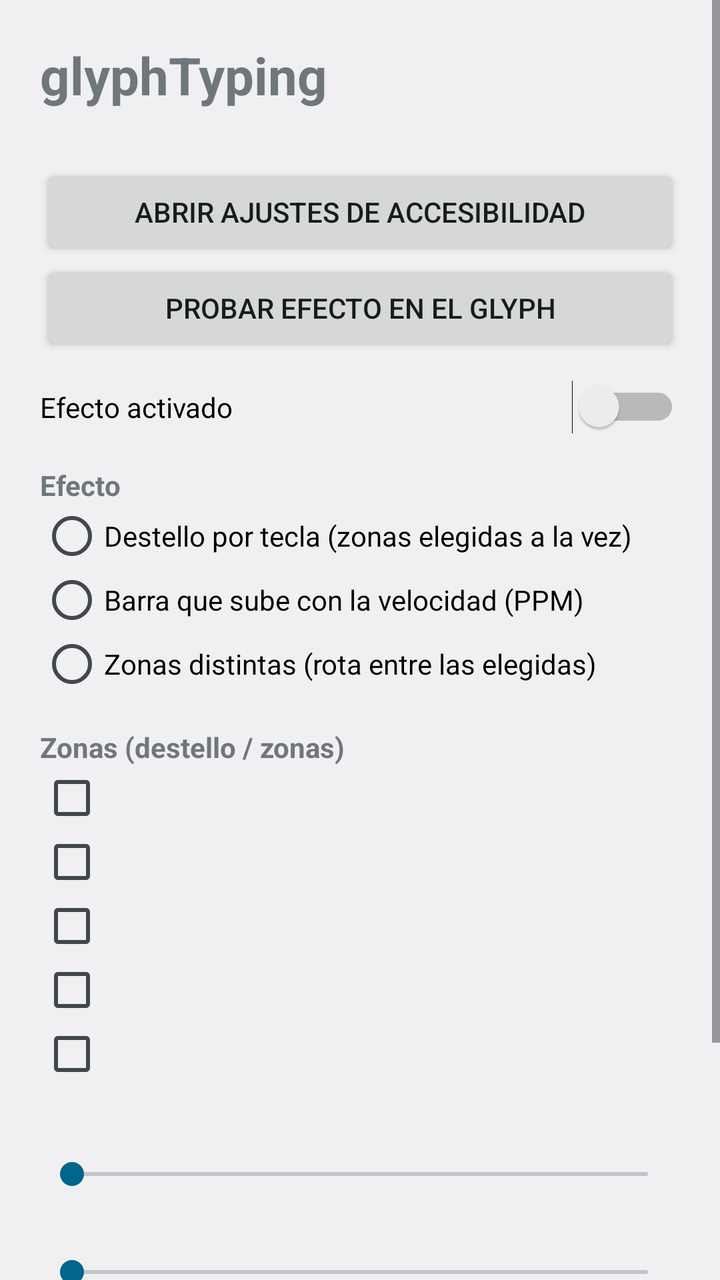
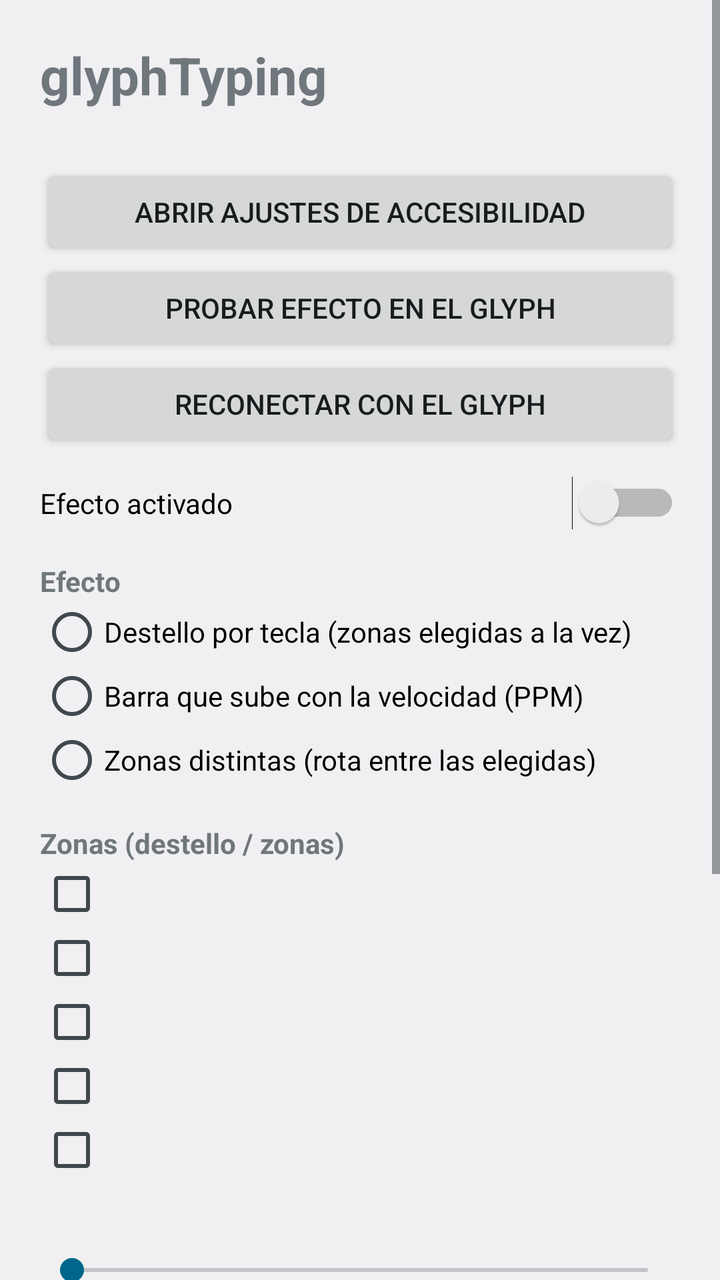

Screens rendered from an Android XML layout before and after an edit, with the pre-edit source and the edit as a unified diff.
<!-- AndroidManifest.xml: application theme android:Theme.DeviceDefault.DayNight -->
<!-- res/layout/activity_settings.xml -->
<?xml version="1.0" encoding="utf-8"?>
<ScrollView xmlns:android="http://schemas.android.com/apk/res/android"
    android:layout_width="match_parent" android:layout_height="match_parent"
    android:fillViewport="true">
    <LinearLayout
        android:layout_width="match_parent" android:layout_height="wrap_content"
        android:orientation="vertical" android:padding="20dp">

        <TextView android:layout_width="match_parent" android:layout_height="wrap_content"
            android:text="glyphTyping" android:textSize="26sp" android:textStyle="bold" />
        <TextView android:id="@+id/status" android:layout_width="match_parent"
            android:layout_height="wrap_content" android:layout_marginTop="8dp" />
        <Button android:id="@+id/btn_accessibility" android:layout_width="match_parent"
            android:layout_height="wrap_content" android:text="Abrir ajustes de accesibilidad" />
        <Button android:id="@+id/btn_test" android:layout_width="match_parent"
            android:layout_height="wrap_content" android:text="Probar efecto en el Glyph" />

        <Switch android:id="@+id/sw_enabled" android:layout_width="match_parent"
            android:layout_height="wrap_content" android:layout_marginTop="12dp"
            android:text="Efecto activado" />

        <TextView android:layout_width="match_parent" android:layout_height="wrap_content"
            android:layout_marginTop="16dp" android:text="Efecto" android:textStyle="bold" />
        <RadioGroup android:id="@+id/rg_mode" android:layout_width="match_parent"
            android:layout_height="wrap_content">
            <RadioButton android:id="@+id/rb_flash" android:layout_width="wrap_content"
                android:layout_height="wrap_content" android:text="Destello por tecla (zonas elegidas a la vez)" />
            <RadioButton android:id="@+id/rb_bar" android:layout_width="wrap_content"
                android:layout_height="wrap_content" android:text="Barra que sube con la velocidad (PPM)" />
            <RadioButton android:id="@+id/rb_zones" android:layout_width="wrap_content"
                android:layout_height="wrap_content" android:text="Zonas distintas (rota entre las elegidas)" />
        </RadioGroup>

        <TextView android:layout_width="match_parent" android:layout_height="wrap_content"
            android:layout_marginTop="16dp" android:text="Zonas (destello / zonas)" android:textStyle="bold" />
        <CheckBox android:id="@+id/cb_a" android:layout_width="wrap_content" android:layout_height="wrap_content" />
        <CheckBox android:id="@+id/cb_b" android:layout_width="wrap_content" android:layout_height="wrap_content" />
        <CheckBox android:id="@+id/cb_c" android:layout_width="wrap_content" android:layout_height="wrap_content" />
        <CheckBox android:id="@+id/cb_d" android:layout_width="wrap_content" android:layout_height="wrap_content" />
        <CheckBox android:id="@+id/cb_e" android:layout_width="wrap_content" android:layout_height="wrap_content" />

        <TextView android:id="@+id/tv_flash" android:layout_width="match_parent"
            android:layout_height="wrap_content" android:layout_marginTop="16dp" />
        <SeekBar android:id="@+id/sb_flash" android:layout_width="match_parent" android:layout_height="wrap_content" />
        <TextView android:id="@+id/tv_interval" android:layout_width="match_parent"
            android:layout_height="wrap_content" android:layout_marginTop="12dp" />
        <SeekBar android:id="@+id/sb_interval" android:layout_width="match_parent" android:layout_height="wrap_content" />
        <TextView android:id="@+id/tv_wpm" android:layout_width="match_parent"
            android:layout_height="wrap_content" android:layout_marginTop="12dp" />
        <SeekBar android:id="@+id/sb_wpm" android:layout_width="match_parent" android:layout_height="wrap_content" />

        <TextView android:layout_width="match_parent" android:layout_height="wrap_content"
            android:layout_marginTop="20dp"
            android:text="Privacidad: esta app solo detecta que el texto ha cambiado. No lee, guarda ni envía lo que escribes, y no tiene permiso de internet." />
    </LinearLayout>
</ScrollView>
<!-- resources referenced by this layout -->
<resources>

</resources>

<!-- the commit's change to res/layout/activity_settings.xml (unified diff, before → after) -->
@@ -14,6 +14,9 @@
             android:layout_height="wrap_content" android:text="Abrir ajustes de accesibilidad" />
         <Button android:id="@+id/btn_test" android:layout_width="match_parent"
             android:layout_height="wrap_content" android:text="Probar efecto en el Glyph" />
+
+        <Button android:id="@+id/btn_reconnect" android:layout_width="match_parent"
+            android:layout_height="wrap_content" android:text="Reconectar con el Glyph" />
 
         <Switch android:id="@+id/sw_enabled" android:layout_width="match_parent"
             android:layout_height="wrap_content" android:layout_marginTop="12dp"
@@ -50,6 +53,14 @@
         <SeekBar android:id="@+id/sb_wpm" android:layout_width="match_parent" android:layout_height="wrap_content" />
 
         <TextView android:layout_width="match_parent" android:layout_height="wrap_content"
+            android:layout_marginTop="20dp" android:text="Registro de conexión" android:textStyle="bold" />
+        <TextView android:id="@+id/log" android:layout_width="match_parent"
+            android:layout_height="wrap_content" android:textSize="12sp"
+            android:fontFamily="monospace" android:textIsSelectable="true" />
+        <Button android:id="@+id/btn_copylog" android:layout_width="match_parent"
+            android:layout_height="wrap_content" android:text="Copiar registro" />
+
+        <TextView android:layout_width="match_parent" android:layout_height="wrap_content"
             android:layout_marginTop="20dp"
             android:text="Privacidad: esta app solo detecta que el texto ha cambiado. No lee, guarda ni envía lo que escribes, y no tiene permiso de internet." />
     </LinearLayout>
